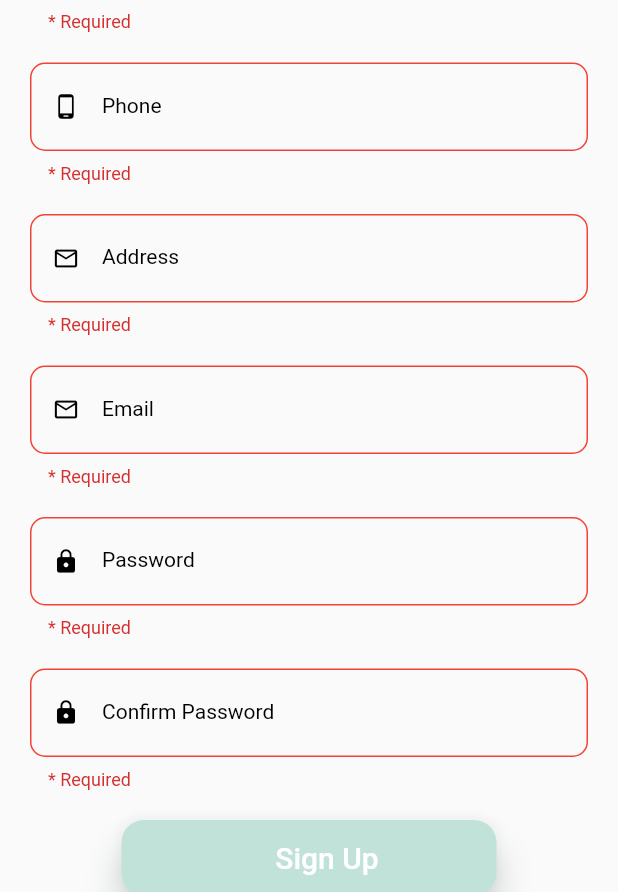
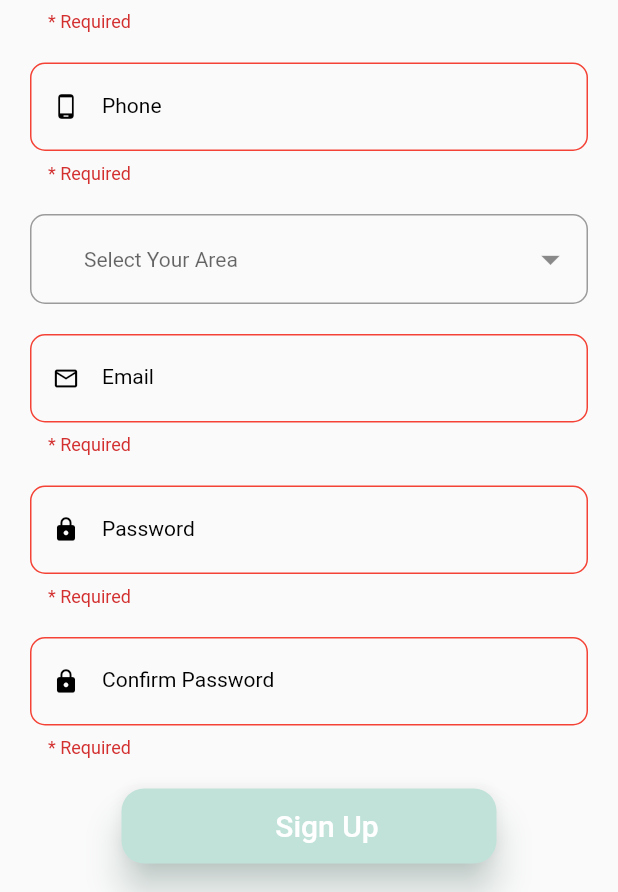
Before and after one commit to tontonmarcel242/ServBuddy_Flutter_Apps, a Flutter app: the RegistrationPage screen opened directly, after a tap on "Sign Up", on a phone screen of 412 x 824 dp, the part 344-1236 px from its top. Run offline on Flutter 3.47's test engine with Material 2 defaults, Android fonts, the phone set to English and light mode, and no system bars; our stand-ins replace dropdown_button2, form_field_validator, google_fonts.

Commit message:
area filter add

```diff
--- a/lib/src/ui/logIn/RegistrationPage.dart
+++ b/lib/src/ui/logIn/RegistrationPage.dart
@@ -1,3 +1,4 @@
+import 'package:dropdown_button2/dropdown_button2.dart';
 import 'package:flutter/material.dart';
 import 'package:form_field_validator/form_field_validator.dart';
 import '../../constants/text_string.dart';
@@ -8,6 +9,23 @@ class RegistrationPage extends StatefulWidget {
 }
 
 class _RegistrationPageState extends State<RegistrationPage> {
+
+  final edtName = TextEditingController();
+  final edtPhone = TextEditingController();
+  final edtEmail = TextEditingController();
+  final edtPass = TextEditingController();
+  final edtConPass = TextEditingController();
+
+  final List<String> areaItems = [
+    'Banani',
+    'Badda',
+    'Dhanmondi',
+    'Gulshan',
+    'Mirpur',
+  ];
+
+  String? selectedValue;
+
   @override
   Widget build(BuildContext context) {
     GlobalKey<FormState> fromKey = GlobalKey<FormState>();
@@ -104,42 +122,57 @@ class _RegistrationPageState extends State<RegistrationPage> {
                     ]),
                   ),
                   const SizedBox(height: 20),
-                  TextFormField(
-                    keyboardType: TextInputType.streetAddress,
+                  DropdownButtonFormField2(
                     decoration: InputDecoration(
-                      prefixIcon: const Icon(
-                        Icons.mail_outline,
-                        color: Colors.black,
-                        size: 18,
+                      //Add isDense true and zero Padding.
+                      //Add Horizontal padding using buttonPadding and Vertical padding by increasing buttonHeight instead of add Padding here so that The whole TextField Button become clickable, and also the dropdown menu open under The whole TextField Button.
+                      isDense: true,
+                      contentPadding: EdgeInsets.zero,
+                      border: OutlineInputBorder(
+                        borderRadius: BorderRadius.circular(10),
                       ),
-                      labelText: "Address",
-                      labelStyle:
-                          const TextStyle(fontSize: 14, color: Colors.black),
-                      hintText: "Enter your address",
-                      enabledBorder: OutlineInputBorder(
-                        borderRadius: BorderRadius.circular(10.0),
-                        borderSide: const BorderSide(color: Colors.grey),
-                      ),
-                      focusedBorder: OutlineInputBorder(
-                        borderRadius: BorderRadius.circular(10.0),
-                        borderSide: const BorderSide(color: Colors.grey),
-                      ),
-                      errorBorder: OutlineInputBorder(
-                        borderRadius: BorderRadius.circular(10.0),
-                        borderSide: const BorderSide(color: Colors.red),
-                      ),
-                      focusedErrorBorder: OutlineInputBorder(
-                        borderRadius: BorderRadius.circular(10.0),
-                        borderSide: const BorderSide(color: Colors.red),
-                      ),
-                      border: OutlineInputBorder(
-                        borderRadius: BorderRadius.circular(10.0),
-                        borderSide: const BorderSide(color: Colors.red),
-                      ),
+                      //Add more decoration as you want here
+                      //Add label If you want but add hint outside the decoration to be aligned in the button perfectly.
                     ),
-                    validator: MultiValidator([
-                      RequiredValidator(errorText: "* Required"),
-                    ]),
+                    isExpanded: true,
+                    hint: const Text(
+                      'Select Your Area',
+                      style: TextStyle(fontSize: 14),
+                    ),
+                    icon: const Icon(
+                      Icons.arrow_drop_down,
+                      color: Colors.black45,
+                    ),
+                    iconSize: 30,
+                    buttonHeight: 60,
+                    buttonPadding: const EdgeInsets.only(left: 20, right: 10),
+                    dropdownDecoration: BoxDecoration(
+                      borderRadius: BorderRadius.circular(15),
+                    ),
+                    items: areaItems
+                        .map((item) =>
+                        DropdownMenuItem<String>(
+                          value: item,
+                          child: Text(
+                            item,
+                            style: const TextStyle(
+                              fontSize: 14,
+                            ),
+                          ),
+                        ))
+                        .toList(),
+                    validator: (value) {
+                      if (value == null) {
+                        return 'Please select area';
+                      }
+                      return null;
+                    },
+                    onChanged: (value) {
+                      //Do something when changing the item if you want.
+                    },
+                    onSaved: (value) {
+                      selectedValue = value.toString();
+                    },
                   ),
                   const SizedBox(height: 20),
                   TextFormField(
@@ -290,7 +323,8 @@ class _RegistrationPageState extends State<RegistrationPage> {
                             ),
                             Text(
                               "Sign Up",
-                              style: TextStyle(color: Colors.white, fontSize: 20),
+                              style:
+                                  TextStyle(color: Colors.white, fontSize: 20),
                             ),
                           ],
                         ),
--- a/pubspec.yaml
+++ b/pubspec.yaml
@@ -16,6 +16,7 @@ dependencies:
   flutter_native_splash: ^2.2.16
   flutter_launcher_icons: ^0.11.0
   form_field_validator: ^1.1.0
+  dropdown_button2: ^1.9.2
 
 
 dev_dependencies:
```
Also changed, not shown: lib/src/ui/logIn/LoginPage.dart (+18 -10 lines), pubspec.lock.
